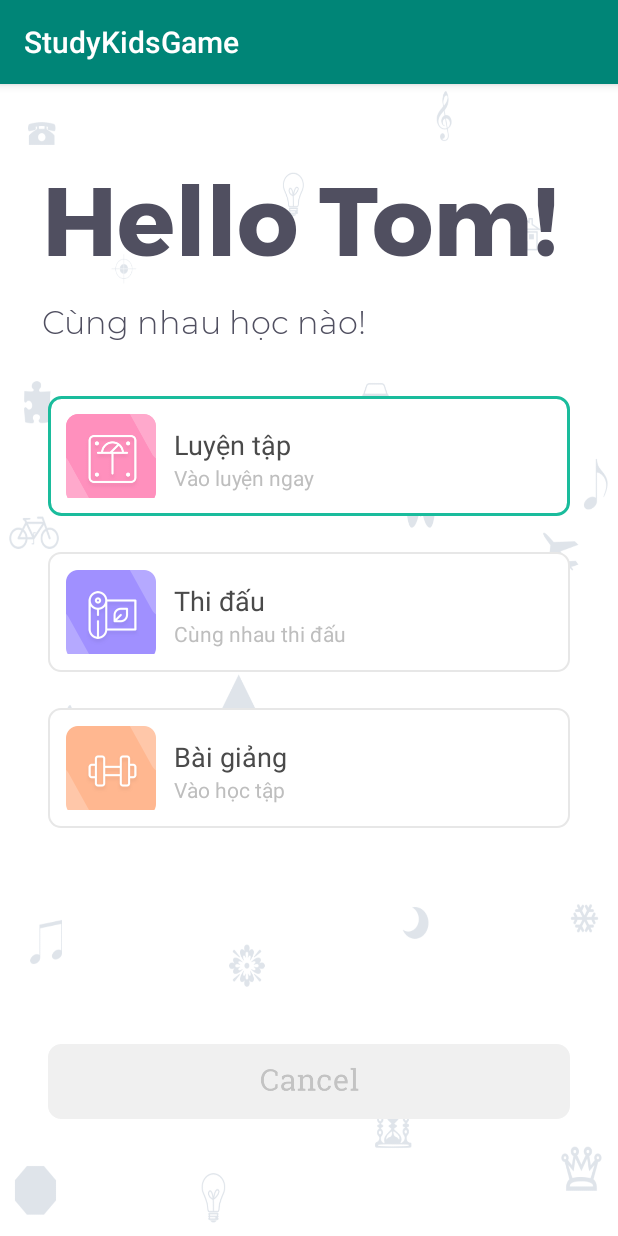
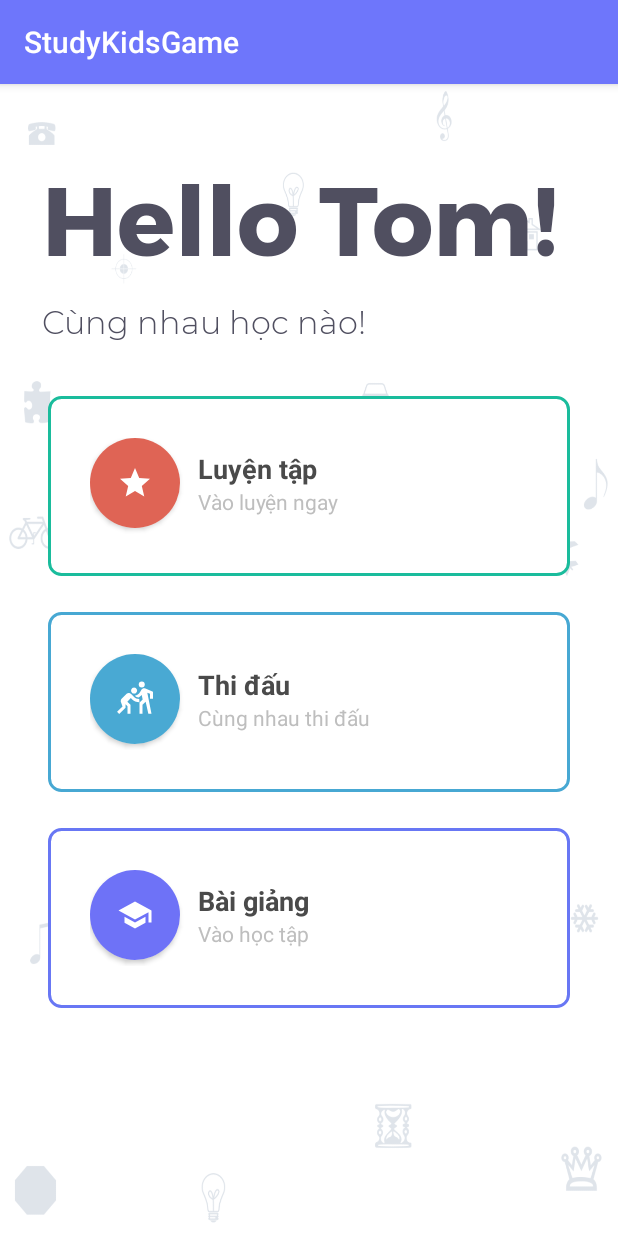
Before and after one commit to cuongledev/studykidsgame, an Android app: the fragment HomeFragment shown on its own in the app's theme, after a tap on "Luyện tập", on a phone screen of 412 x 824 dp. Run offline under Robolectric (Android 15) with nearby library versions, the light colour scheme and no system bars; libraries missing offline, so code that uses them is left out: maes.tech.intentanim; 1 statement that could not run was skipped.

Commit message:
updated company

```diff
--- a/app/src/main/java/com/cuongle/studykidsgame/ui/competition/CompetitionFragment.java
+++ b/app/src/main/java/com/cuongle/studykidsgame/ui/competition/CompetitionFragment.java
@@ -1,5 +1,7 @@
 package com.cuongle.studykidsgame.ui.competition;
 
+import androidx.appcompat.app.ActionBar;
+import androidx.appcompat.app.AppCompatActivity;
 import androidx.lifecycle.ViewModelProvider;
 
 import android.os.Bundle;
@@ -25,7 +27,13 @@ public class CompetitionFragment extends Fragment {
     @Override
     public View onCreateView(@NonNull LayoutInflater inflater, @Nullable ViewGroup container,
                              @Nullable Bundle savedInstanceState) {
-        return inflater.inflate(R.layout.fragment_competition, container, false);
+        View root = inflater.inflate(R.layout.fragment_competition, container, false);
+
+        ActionBar actionBar = ((AppCompatActivity)getActivity()).getSupportActionBar();
+        actionBar.setTitle("Thi đấu");
+
+        return root;
+
     }
 
     @Override
--- a/app/src/main/java/com/cuongle/studykidsgame/ui/home/HomeFragment.java
+++ b/app/src/main/java/com/cuongle/studykidsgame/ui/home/HomeFragment.java
@@ -31,7 +31,7 @@ public class HomeFragment extends Fragment {
 
 
     LinearLayout practice_item,competition_item,lesson_item;
-    Button btn_continue, btn_cancel;
+    //Button btn_continue, btn_cancel;
     private int state = 0;
 
     Animation fade;
@@ -55,22 +55,23 @@ public class HomeFragment extends Fragment {
         practice_item = root.findViewById(R.id.practice_item);
         competition_item = root.findViewById(R.id.competition_item);
         lesson_item = root.findViewById(R.id.lesson_item);
-        btn_continue = root.findViewById(R.id.btn_continue);
-        btn_cancel = root.findViewById(R.id.btn_cancel);
+        //btn_continue = root.findViewById(R.id.btn_continue);
+        //btn_cancel = root.findViewById(R.id.btn_cancel);
 
         fade = AnimationUtils.loadAnimation(getContext(),R.anim.fade);
-        btn_continue.setAlpha(0);
-        btn_cancel.setAlpha(0);
+        //btn_continue.setAlpha(0);
+        //btn_cancel.setAlpha(0);
         practice_item.setOnClickListener(new View.OnClickListener() {
             @Override
             public void onClick(View v) {
                 state = 1;
                 practice_item.setBackground(getDrawable(getContext(),R.drawable.bg_item_selected));
-                competition_item.setBackground(getDrawable(getContext(),R.drawable.bg_item));
-                lesson_item.setBackground(getDrawable(getContext(),R.drawable.bg_item));
-                btn_continue.setAlpha(1);
-                btn_cancel.setAlpha(1);
-                btn_continue.startAnimation(fade);
+                competition_item.setBackground(getDrawable(getContext(),R.drawable.bg_item_selected_2));
+                lesson_item.setBackground(getDrawable(getContext(),R.drawable.bg_item_selected_3));
+                slideUp();
+                //btn_continue.setAlpha(1);
+                //btn_cancel.setAlpha(1);
+                //btn_continue.startAnimation(fade);
             }
         });
         competition_item.setOnClickListener(new View.OnClickListener() {
@@ -78,11 +79,12 @@ public class HomeFragment extends Fragment {
             public void onClick(View v) {
                 state = 2;
                 competition_item.setBackground(getDrawable(getContext(),R.drawable.bg_item_selected));
-                practice_item.setBackground(getDrawable(getContext(),R.drawable.bg_item));
-                lesson_item.setBackground(getDrawable(getContext(),R.drawable.bg_item));
-                btn_continue.setAlpha(1);
-                btn_cancel.setAlpha(1);
-                btn_continue.startAnimation(fade);
+                practice_item.setBackground(getDrawable(getContext(),R.drawable.bg_item_selected_1));
+                lesson_item.setBackground(getDrawable(getContext(),R.drawable.bg_item_selected_3));
+                slideUpBottom();
+                //btn_continue.setAlpha(1);
+                //btn_cancel.setAlpha(1);
+                //btn_continue.startAnimation(fade);
             }
         });
         lesson_item.setOnClickListener(new View.OnClickListener() {
@@ -90,28 +92,29 @@ public class HomeFragment extends Fragment {
             public void onClick(View v) {
                 state = 3;
                 lesson_item.setBackground(getDrawable(getContext(),R.drawable.bg_item_selected));
-                practice_item.setBackground(getDrawable(getContext(),R.drawable.bg_item));
-                competition_item.setBackground(getDrawable(getContext(),R.drawable.bg_item));
-                btn_continue.setAlpha(1);
-                btn_cancel.setAlpha(1);
-                btn_continue.startAnimation(fade);
+                practice_item.setBackground(getDrawable(getContext(),R.drawable.bg_item_selected_1));
+                competition_item.setBackground(getDrawable(getContext(),R.drawable.bg_item_selected_2));
+                leftToRight();
+                //btn_continue.setAlpha(1);
+                //btn_cancel.setAlpha(1);
+                //btn_continue.startAnimation(fade);
             }
         });
 
-        btn_cancel.setOnClickListener(new View.OnClickListener() {
+        /*btn_cancel.setOnClickListener(new View.OnClickListener() {
             @Override
             public void onClick(View v) {
                 state = 0;
                 practice_item.setBackground(getDrawable(getContext(),R.drawable.bg_item));
                 competition_item.setBackground(getDrawable(getContext(),R.drawable.bg_item));
                 lesson_item.setBackground(getDrawable(getContext(),R.drawable.bg_item));
-                btn_continue.setAlpha(0);
-                btn_cancel.setAlpha(0);
+                //btn_continue.setAlpha(0);
+                //btn_cancel.setAlpha(0);
             }
-        });
+        });*/
 
 
-        btn_continue.setOnClickListener(new View.OnClickListener() {
+        /*btn_continue.setOnClickListener(new View.OnClickListener() {
             @Override
             public void onClick(View v) {
                 Log.i("STATE" , "STATE: " + state);
@@ -131,7 +134,7 @@ public class HomeFragment extends Fragment {
 
             }
         });
-
+*/
         return root;
     }
 
--- a/app/src/main/java/com/cuongle/studykidsgame/ui/lesson/LessonFragment.java
+++ b/app/src/main/java/com/cuongle/studykidsgame/ui/lesson/LessonFragment.java
@@ -1,5 +1,7 @@
 package com.cuongle.studykidsgame.ui.lesson;
 
+import androidx.appcompat.app.ActionBar;
+import androidx.appcompat.app.AppCompatActivity;
 import androidx.cardview.widget.CardView;
 import androidx.fragment.app.FragmentManager;
 import androidx.lifecycle.ViewModelProvider;
@@ -35,6 +37,9 @@ public class LessonFragment extends Fragment implements View.OnClickListener {
                              @Nullable Bundle savedInstanceState) {
         View root = inflater.inflate(R.layout.fragment_lesson, container, false);
 
+
+        ActionBar actionBar = ((AppCompatActivity)getActivity()).getSupportActionBar();
+        actionBar.setTitle("Bài giảng");
 
         vid_cv_one = root.findViewById(R.id.vid_cv_one);
         vid_cv_two = root.findViewById(R.id.vid_cv_two);
--- a/app/src/main/java/com/cuongle/studykidsgame/ui/pratice/PraticeFragment.java
+++ b/app/src/main/java/com/cuongle/studykidsgame/ui/pratice/PraticeFragment.java
@@ -1,5 +1,7 @@
 package com.cuongle.studykidsgame.ui.pratice;
 
+import androidx.appcompat.app.ActionBar;
+import androidx.appcompat.app.AppCompatActivity;
 import androidx.cardview.widget.CardView;
 import androidx.fragment.app.FragmentManager;
 import androidx.lifecycle.ViewModelProviders;
@@ -39,6 +41,8 @@ public class PraticeFragment extends Fragment implements View.OnClickListener {
     public View onCreateView(@NonNull LayoutInflater inflater, @Nullable ViewGroup container,
                              @Nullable Bundle savedInstanceState) {
         View root =  inflater.inflate(R.layout.fragment_pratice, container, false);
+
+
 
 
         cv_one = root.findViewById(R.id.cv_one);
--- a/app/src/main/res/drawable/bg_item.xml
+++ b/app/src/main/res/drawable/bg_item.xml
@@ -1,17 +1,24 @@
 <?xml version="1.0" encoding="utf-8"?>
-<shape xmlns:android="http://schemas.android.com/apk/res/android">
+<layer-list xmlns:android="http://schemas.android.com/apk/res/android" >
+    <item>
+        <shape
+            android:shape="rectangle">
+            <!-- Set the border color of your layout here -->
+            <stroke android:width="1dp" android:color="#3498db" />
+            <solid android:color="#3498db" />
 
-    <solid
-        android:color="#FFFFFF"
-        />
+        </shape>
+    </item>
 
-    <stroke
-        android:width="1dp"
-        android:color="#e7e7e7"
-        />
-    <corners
-        android:radius="8dp"
-        />
+    <!-- This is for border bottom but
+    you can change this according to your need -->
+    <item android:left="4dp" >
+        <shape
+            android:shape="rectangle">
+            <!-- Set the background color of your layout here -->
+            <stroke android:width="1dp" android:color="#F0F0F0" />
+            <solid android:color="#F0F0F0" />
+        </shape>
+    </item>
 
-
-</shape>
+</layer-list>
--- /dev/null
+++ b/app/src/main/res/drawable/bg_item_selected_1.xml
@@ -0,0 +1,17 @@
+<?xml version="1.0" encoding="utf-8"?>
+<shape xmlns:android="http://schemas.android.com/apk/res/android">
+
+    <solid
+        android:color="#FFFFFF"
+        />
+
+    <stroke
+        android:width="2dp"
+        android:color="#dc6456"
+        />
+    <corners
+        android:radius="8dp"
+        />
+
+
+</shape>
--- /dev/null
+++ b/app/src/main/res/drawable/bg_item_selected_2.xml
@@ -0,0 +1,17 @@
+<?xml version="1.0" encoding="utf-8"?>
+<shape xmlns:android="http://schemas.android.com/apk/res/android">
+
+    <solid
+        android:color="#FFFFFF"
+        />
+
+    <stroke
+        android:width="2dp"
+        android:color="#47a8d3"
+        />
+    <corners
+        android:radius="8dp"
+        />
+
+
+</shape>
--- /dev/null
+++ b/app/src/main/res/drawable/bg_item_selected_3.xml
@@ -0,0 +1,17 @@
+<?xml version="1.0" encoding="utf-8"?>
+<shape xmlns:android="http://schemas.android.com/apk/res/android">
+
+    <solid
+        android:color="#FFFFFF"
+        />
+
+    <stroke
+        android:width="2dp"
+        android:color="#6877f4"
+        />
+    <corners
+        android:radius="8dp"
+        />
+
+
+</shape>
--- /dev/null
+++ b/app/src/main/res/drawable/ic_baseline_school.xml
@@ -0,0 +1,5 @@
+<vector android:height="18dp" android:tint="#FFFFFF"
+    android:viewportHeight="24" android:viewportWidth="24"
+    android:width="18dp" xmlns:android="http://schemas.android.com/apk/res/android">
+    <path android:fillColor="@android:color/white" android:pathData="M5,13.18v4L12,21l7,-3.82v-4L12,17l-7,-3.82zM12,3L1,9l11,6 9,-4.91V17h2V9L12,3z"/>
+</vector>
--- /dev/null
+++ b/app/src/main/res/drawable/ic_baseline_sports_kabaddi.xml
@@ -0,0 +1,8 @@
+<vector android:height="18dp" android:tint="#FFFFFF"
+    android:viewportHeight="24" android:viewportWidth="24"
+    android:width="18dp" xmlns:android="http://schemas.android.com/apk/res/android">
+    <path android:fillColor="@android:color/white" android:pathData="M16.5,2.38m-2,0a2,2 0,1 1,4 0a2,2 0,1 1,-4 0"/>
+    <path android:fillColor="@android:color/white" android:pathData="M24,11.88v-4.7l-5.05,-2.14c-0.97,-0.41 -2.09,-0.06 -2.65,0.84l0,0l-1,1.6c-0.67,1.18 -1.91,2.06 -3.41,2.32l0.06,0.06c0.69,0.69 1.52,1.07 2.46,1.17c0.8,-0.42 1.52,-0.98 2.09,-1.64l0.6,3l-1.16,1.1L15,14.38v0.76v6.74h2v-6l2.1,-2l1.8,8H23l-2.18,-11l-0.62,-3.1l1.8,0.7v3.4H24z"/>
+    <path android:fillColor="@android:color/white" android:pathData="M10.29,8.09c0.22,0.15 0.47,0.24 0.72,0.29c0.13,0.02 0.25,0.04 0.38,0.04s0.26,-0.01 0.38,-0.04c0.13,-0.02 0.25,-0.06 0.37,-0.11c0.24,-0.1 0.47,-0.24 0.66,-0.44c0.49,-0.49 0.67,-1.17 0.55,-1.8C13.28,5.66 13.1,5.29 12.8,5c-0.19,-0.19 -0.42,-0.34 -0.66,-0.44c-0.12,-0.05 -0.24,-0.09 -0.37,-0.11s-0.25,-0.04 -0.38,-0.04c-0.12,0 -0.23,0.01 -0.35,0.03c-0.14,0.02 -0.28,0.06 -0.41,0.11C10.4,4.66 10.17,4.81 9.98,5C9.68,5.29 9.5,5.66 9.43,6.03c-0.12,0.63 0.06,1.31 0.55,1.8C10.07,7.93 10.18,8.01 10.29,8.09z"/>
+    <path android:fillColor="@android:color/white" android:pathData="M11.24,10.56l-2,-2c-0.1,-0.1 -0.2,-0.18 -0.31,-0.26C8.71,8.16 8.46,8.06 8.21,8.02C8.08,7.99 7.96,7.98 7.83,7.98c-0.51,0 -1.02,0.2 -1.41,0.59l-3.34,3.34c-0.41,0.41 -0.62,0.98 -0.58,1.54C2.5,13.63 2.54,13.82 2.61,14l1.07,2.95l-3.63,3.63L1.46,22l4.24,-4.24v-2.22L7,16.75v5.13h2v-6l-2.12,-2.12l2.36,-2.36l0.71,0.71l0,0c1.29,1.26 2.97,2.04 5.03,2.04l-0.14,-2.07C13.34,12.06 12.14,11.46 11.24,10.56z"/>
+</vector>
--- /dev/null
+++ b/app/src/main/res/drawable/ic_baseline_star.xml
@@ -0,0 +1,5 @@
+<vector android:height="18dp" android:tint="#FFFFFF"
+    android:viewportHeight="24" android:viewportWidth="24"
+    android:width="18dp" xmlns:android="http://schemas.android.com/apk/res/android">
+    <path android:fillColor="@android:color/white" android:pathData="M12,17.27L18.18,21l-1.64,-7.03L22,9.24l-7.19,-0.61L12,2 9.19,8.63 2,9.24l5.46,4.73L5.82,21z"/>
+</vector>
--- /dev/null
+++ b/app/src/main/res/drawable/ic_baseline_stars.xml
@@ -0,0 +1,5 @@
+<vector android:height="18dp" android:tint="#FFFFFF"
+    android:viewportHeight="24" android:viewportWidth="24"
+    android:width="18dp" xmlns:android="http://schemas.android.com/apk/res/android">
+    <path android:fillColor="@android:color/white" android:pathData="M11.99,2C6.47,2 2,6.48 2,12s4.47,10 9.99,10C17.52,22 22,17.52 22,12S17.52,2 11.99,2zM16.23,18L12,15.45 7.77,18l1.12,-4.81 -3.73,-3.23 4.92,-0.42L12,5l1.92,4.53 4.92,0.42 -3.73,3.23L16.23,18z"/>
+</vector>
--- a/app/src/main/res/drawable/side_nav_bar.xml
+++ b/app/src/main/res/drawable/side_nav_bar.xml
@@ -2,8 +2,8 @@
     android:shape="rectangle">
     <gradient
         android:angle="135"
-        android:centerColor="#009688"
-        android:endColor="#00695C"
-        android:startColor="#4DB6AC"
+        android:centerColor="@color/colorPrimary"
+        android:endColor="@color/colorPrimaryDark"
+        android:startColor="@color/colorPrimary"
         android:type="linear" />
 </shape>
--- a/app/src/main/res/layout/fragment_home.xml
+++ b/app/src/main/res/layout/fragment_home.xml
@@ -50,17 +50,25 @@
             android:layout_marginBottom="24dp"
             android:orientation="horizontal"
             android:layout_width="match_parent"
-            android:background="@drawable/bg_item"
+            android:background="@drawable/bg_item_selected_1"
             android:layout_marginRight="32dp"
             android:layout_marginLeft="32dp"
-            android:layout_height="80dp"
-            android:padding="12dp"
+            android:layout_height="120dp"
+            android:padding="28dp"
             >
 
+            <androidx.cardview.widget.CardView
+                android:layout_width="wrap_content"
+                android:layout_height="wrap_content"
+                android:padding="20dp"
+                app:cardCornerRadius="40dp">
             <ImageView
-                android:src="@drawable/fat_icon"
+                android:background="#df6455"
+                android:src="@drawable/ic_baseline_star"
                 android:layout_width="60dp"
-                android:layout_height="60dp" />
+                android:layout_height="60dp"
+                android:padding="18dp" />
+            </androidx.cardview.widget.CardView>
 
             <LinearLayout
                 android:orientation="vertical"
@@ -73,6 +81,7 @@
                     android:text="Luyện tập"
                     android:textSize="18sp"
                     android:textColor="#4a4a4a"
+                    android:textStyle="bold"
                     android:layout_width="wrap_content"
                     android:layout_height="wrap_content" />
                 <TextView
@@ -92,17 +101,25 @@
             android:layout_marginBottom="24dp"
             android:orientation="horizontal"
             android:layout_width="match_parent"
-            android:background="@drawable/bg_item"
+            android:background="@drawable/bg_item_selected_2"
             android:layout_marginRight="32dp"
             android:layout_marginLeft="32dp"
-            android:layout_height="80dp"
-            android:padding="12dp"
+            android:layout_height="120dp"
+            android:padding="28dp"
             >
 
+            <androidx.cardview.widget.CardView
+                android:layout_width="wrap_content"
+                android:layout_height="wrap_content"
+                app:cardCornerRadius="40dp">
             <ImageView
-                android:src="@drawable/maintenance_icon"
+                android:background="#49a9d3"
+                android:layout_gravity="center"
+                android:src="@drawable/ic_baseline_sports_kabaddi"
                 android:layout_width="60dp"
-                android:layout_height="60dp" />
+                android:layout_height="60dp"
+                android:padding="18dp" />
+            </androidx.cardview.widget.CardView>
 
             <LinearLayout
                 android:orientation="vertical"
@@ -114,6 +131,7 @@
                     android:layout_marginTop="8dp"
                     android:text="Thi đấu"
                     android:textSize="18sp"
+                    android:textStyle="bold"
                     android:textColor="#4a4a4a"
                     android:layout_width="wrap_content"
                     android:layout_height="wrap_content" />
@@ -134,18 +152,23 @@
             android:layout_marginBottom="24dp"
             android:orientation="horizontal"
             android:layout_width="match_parent"
-            android:background="@drawable/bg_item"
+            android:background="@drawable/bg_item_selected_3"
             android:layout_marginRight="32dp"
             android:layout_marginLeft="32dp"
-            android:layout_height="80dp"
-            android:padding="12dp"
+            android:layout_height="120dp"
+            android:padding="28dp"
             >
-
-            <ImageView
-                android:src="@drawable/muscle_icon"
-                android:layout_width="60dp"
-                android:layout_height="60dp" />
-
+            <androidx.cardview.widget.CardView
+                android:layout_width="wrap_content"
+                android:layout_height="wrap_content"
+                app:cardCornerRadius="40dp">
+                <ImageView
+                    android:background="#6e72f7"
+                    android:src="@drawable/ic_baseline_school"
+                    android:layout_width="60dp"
+                    android:layout_height="60dp"
+                    android:padding="18dp" />
+            </androidx.cardview.widget.CardView>
             <LinearLayout
                 android:orientation="vertical"
                 android:layout_marginLeft="12dp"
@@ -156,6 +179,7 @@
                     android:layout_marginTop="8dp"
                     android:text="Bài giảng"
                     android:textSize="18sp"
+                    android:textStyle="bold"
                     android:textColor="#4a4a4a"
                     android:layout_width="wrap_content"
                     android:layout_height="wrap_content" />
@@ -172,24 +196,4 @@
         </LinearLayout>
 
 
-        <Button
-            android:id="@+id/btn_continue"
-            android:layout_marginTop="40dp"
-            android:layout_width="match_parent"
-            android:layout_height="80dp"
-            android:layout_marginRight="18dp"
-            android:layout_marginLeft="18dp"
-            android:textColor="#fff"
-            android:background="@drawable/btn_continue" />
-
-        <Button
-            android:id="@+id/btn_cancel"
-            android:layout_width="match_parent"
-            android:layout_height="50dp"
-            android:layout_marginRight="32dp"
-            android:layout_marginLeft="32dp"
-            android:textColor="#fff"
-            android:background="@drawable/btn_cancel" />
-
-
     </LinearLayout>
--- a/app/src/main/res/layout/fragment_pratice.xml
+++ b/app/src/main/res/layout/fragment_pratice.xml
@@ -24,7 +24,7 @@
             android:fontFamily="@font/montserrat_bold"
             android:text="Luyện tập"
             android:textSize="34sp"
-            android:textColor="#3498db"/>
+            android:textColor="@color/colorPrimary"/>
 
         <TextView
             android:id="@+id/textViewDescription"
--- a/app/src/main/res/values/colors.xml
+++ b/app/src/main/res/values/colors.xml
@@ -1,7 +1,8 @@
 <?xml version="1.0" encoding="utf-8"?>
 <resources>
-    <color name="colorPrimary">#008577</color>
-    <color name="colorPrimaryDark">#00574B</color>
+    <color name="colorPrimary">#6e76fb</color>
+    <color name="colorPrimaryDark">#3F51B5</color>
     <color name="colorAccent">#D81B60</color>
     <color name="colorText">#504F60</color>
+    <color name="theme_color">#6e76fb</color>
 </resources>
--- a/app/src/main/res/values/styles.xml
+++ b/app/src/main/res/values/styles.xml
@@ -6,6 +6,7 @@
         <item name="colorPrimary">@color/colorPrimary</item>
         <item name="colorPrimaryDark">@color/colorPrimaryDark</item>
         <item name="colorAccent">@color/colorAccent</item>
+        <item name="android:navigationBarColor">@color/theme_color</item>
     </style>
 
     <style name="AppTheme.NoActionBar">
```
